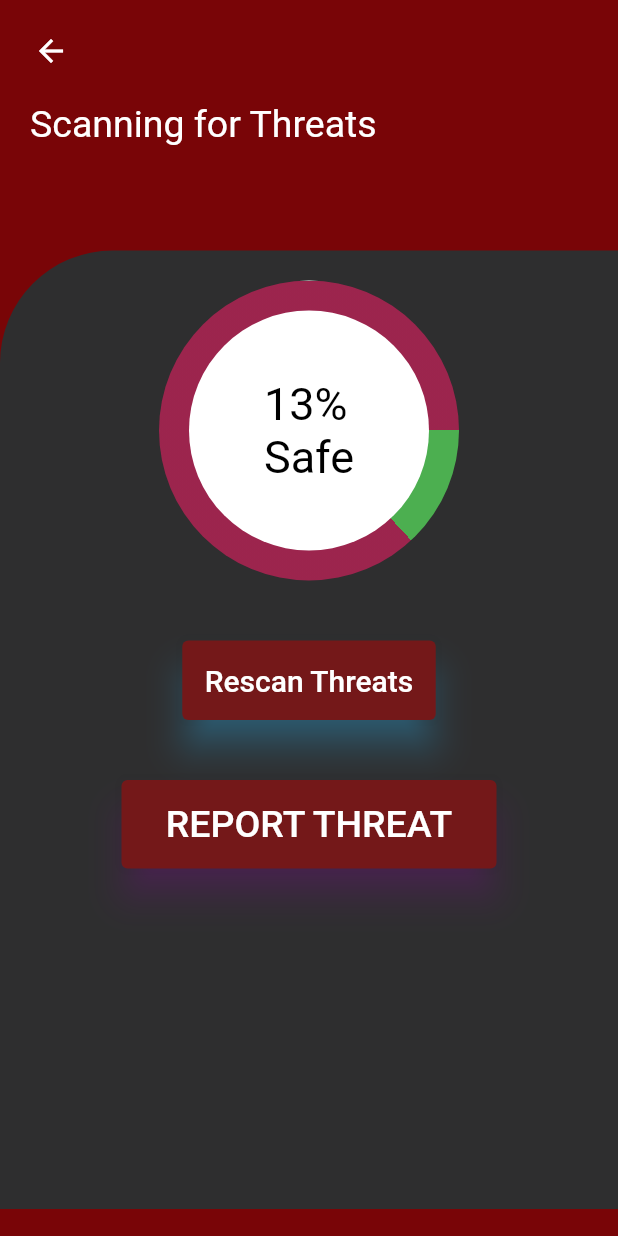
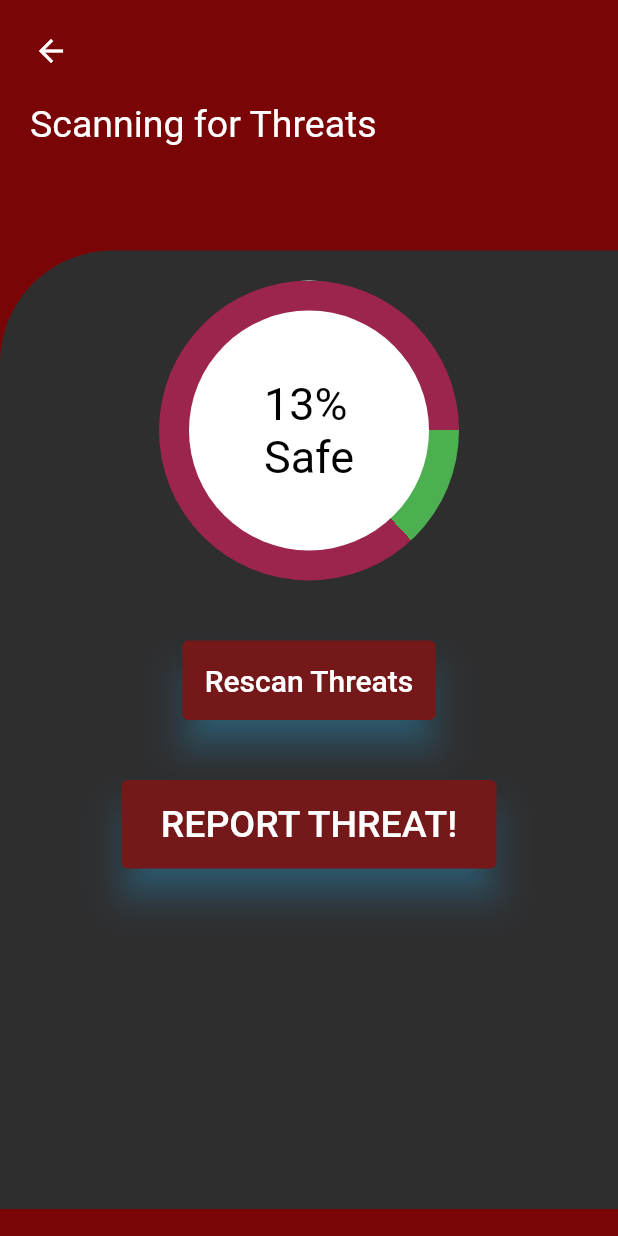
Before and after one commit to akanshasen/mobileShielding, a Flutter app: the ScanTPage screen opened directly, on a phone screen of 412 x 824 dp. Run offline on Flutter 3.47's test engine with Material 2 defaults, Android fonts, the phone set to English and light mode, and no system bars; our stand-ins replace fluttertoast.

Commit message:
added blue shade on scan threats

```diff
--- a/lib/scanThreatsPage.dart
+++ b/lib/scanThreatsPage.dart
@@ -171,11 +171,11 @@ class _scanThreatsPage extends State<ScanTPage> {
                           style: ElevatedButton.styleFrom(
                             padding: EdgeInsets.all(15.0),
                             primary: Color(0xff741819),
-                            shadowColor: Colors.purple,
+                            shadowColor: Colors.lightBlueAccent,
                             elevation: 10.0,
                           ),
                           child: Text(
-                            'REPORT THREAT',
+                            'REPORT THREAT!',
                             style: TextStyle(color: Colors.white, fontSize: 25),
                           ),
                         ),
```
